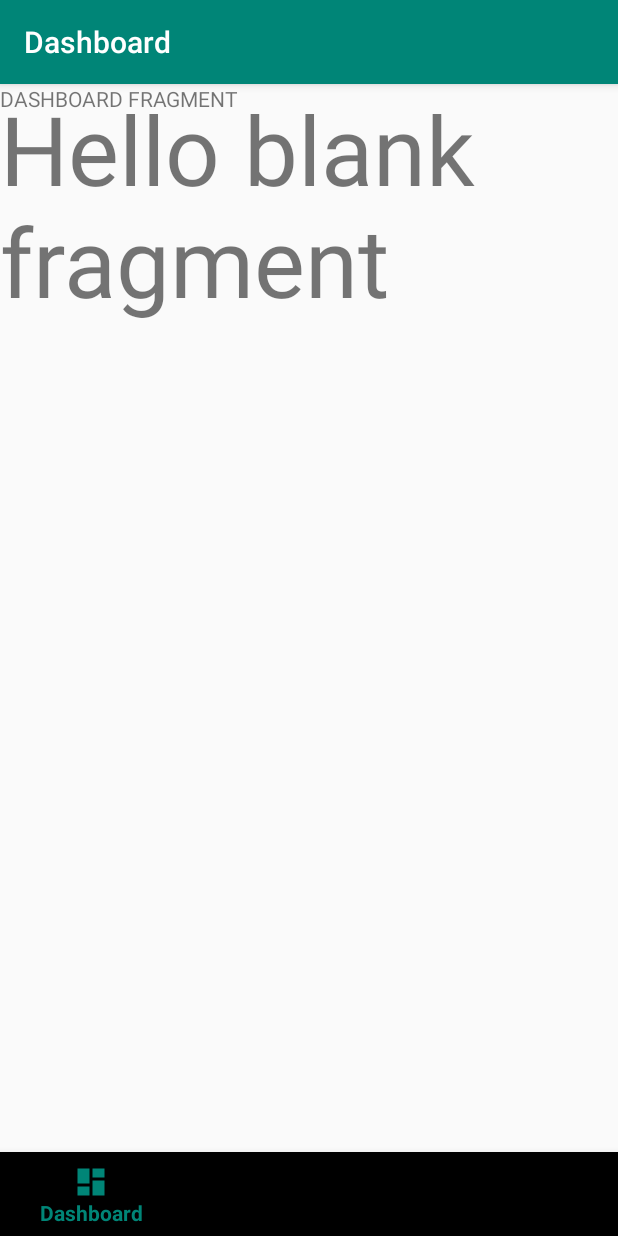
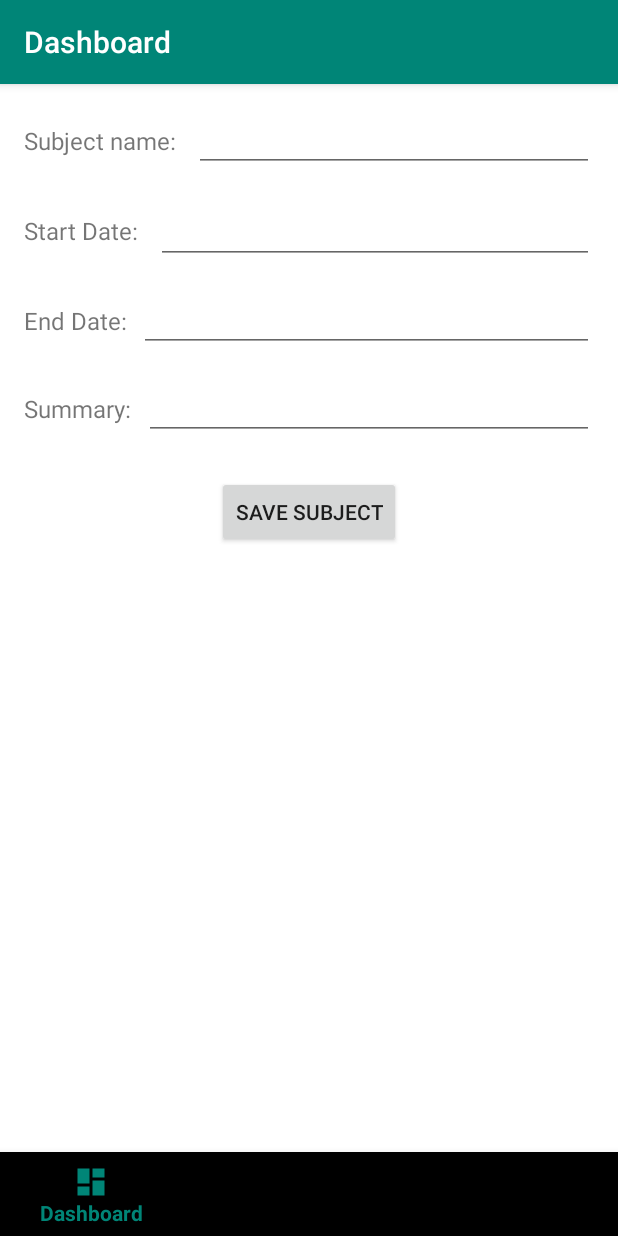
Before and after one commit to TheBaileyOne/FinalProject, an Android app: the fragment AddSubject placed in its activity, on a phone screen of 412 x 824 dp. Run offline under Robolectric (Android 15) with nearby library versions, the phone set to English and light mode, and no system bars; libraries missing offline, so code that uses them is left out: com.kizitonwose.calendarview; 5 statements that could not run were skipped.

Commit message:
add Subject fragment design

```diff
--- a/app/src/main/java/com/example/studentlifeapp/activities/SubjectDetails.kt
+++ b/app/src/main/java/com/example/studentlifeapp/activities/SubjectDetails.kt
@@ -89,7 +89,6 @@ class SubjectDetails : AppCompatActivity(),AddEvent.OnEventSavedListener {
             setHasFixedSize(true)
             layoutManager = viewManager
             adapter = viewAdapter
-
         }
         recyclerView.addItemDecoration(DividerItemDecoration(this, RecyclerView.VERTICAL))
         viewAdapter.notifyDataSetChanged()
@@ -103,7 +102,6 @@ class SubjectDetails : AppCompatActivity(),AddEvent.OnEventSavedListener {
             fragmentTransaction.add(R.id.subject_detail_fragment, fragment)
             fragmentTransaction.addToBackStack(null)
             fragmentTransaction.commit()
-
 
         }
 
--- a/app/src/main/res/layout/fragment_add_event.xml
+++ b/app/src/main/res/layout/fragment_add_event.xml
@@ -2,7 +2,6 @@
 <androidx.constraintlayout.widget.ConstraintLayout
     xmlns:android="http://schemas.android.com/apk/res/android"
     xmlns:app="http://schemas.android.com/apk/res-auto"
-    xmlns:tools="http://schemas.android.com/tools"
     android:layout_height="match_parent"
     android:layout_width="match_parent"
     android:background="@color/cardview_light_background"
--- a/app/src/main/res/layout/fragment_add_subject.xml
+++ b/app/src/main/res/layout/fragment_add_subject.xml
@@ -1,15 +1,117 @@
 <?xml version="1.0" encoding="utf-8"?>
-<FrameLayout xmlns:android="http://schemas.android.com/apk/res/android"
+<androidx.constraintlayout.widget.ConstraintLayout
+    xmlns:android="http://schemas.android.com/apk/res/android"
+    xmlns:app="http://schemas.android.com/apk/res-auto"
     xmlns:tools="http://schemas.android.com/tools"
     android:layout_width="match_parent"
     android:layout_height="match_parent"
-    tools:context=".fragments.AddSubject">
+    android:background="@color/cardview_light_background">
 
-    <!-- TODO: Update blank fragment layout -->
     <TextView
-        android:layout_width="match_parent"
-        android:layout_height="match_parent"
-        android:text="@string/hello_blank_fragment"
-        android:textSize="64sp"/>
+        android:id="@+id/textView9"
+        android:layout_width="wrap_content"
+        android:layout_height="wrap_content"
+        android:layout_marginStart="16dp"
+        android:textSize="16sp"
+        android:text="Subject name: "
+        app:layout_constraintBottom_toBottomOf="@+id/add_subject_name"
+        app:layout_constraintStart_toStartOf="parent"
+        app:layout_constraintTop_toTopOf="@+id/add_subject_name" />
 
-</FrameLayout>
+    <EditText
+        android:id="@+id/add_subject_name"
+        android:layout_width="0dp"
+        android:layout_height="wrap_content"
+        android:layout_marginStart="8dp"
+        android:layout_marginTop="16dp"
+        android:layout_marginEnd="16dp"
+        android:inputType="textPersonName"
+        android:textSize="16sp"
+        app:layout_constraintEnd_toEndOf="parent"
+        app:layout_constraintStart_toEndOf="@+id/textView9"
+        app:layout_constraintTop_toTopOf="parent"/>
+
+    <TextView
+        android:id="@+id/textView10"
+        android:layout_width="wrap_content"
+        android:layout_height="wrap_content"
+        android:layout_marginStart="16dp"
+        android:text="Start Date: "
+        android:textSize="16dp"
+        app:layout_constraintBottom_toBottomOf="@+id/add_subject_start"
+        app:layout_constraintStart_toStartOf="parent"
+        app:layout_constraintTop_toTopOf="@+id/add_subject_start" />
+
+    <EditText
+        android:id="@+id/add_subject_start"
+        android:layout_width="0dp"
+        android:layout_height="wrap_content"
+        android:layout_marginStart="8dp"
+        android:layout_marginTop="16dp"
+        android:layout_marginEnd="16dp"
+        app:layout_constraintEnd_toEndOf="parent"
+        app:layout_constraintStart_toEndOf="@+id/textView10"
+        app:layout_constraintTop_toBottomOf="@+id/add_subject_name" />
+
+    <TextView
+        android:id="@+id/textView11"
+        android:layout_width="wrap_content"
+        android:layout_height="wrap_content"
+        android:layout_marginStart="16dp"
+        android:textSize="16sp"
+        android:text="End Date:"
+        app:layout_constraintBottom_toBottomOf="@+id/add_subject_end"
+        app:layout_constraintStart_toStartOf="parent"
+        app:layout_constraintTop_toTopOf="@+id/add_subject_end" />
+
+    <EditText
+        android:id="@+id/add_subject_end"
+        android:layout_width="0dp"
+        android:layout_height="wrap_content"
+        android:layout_marginStart="8dp"
+        android:layout_marginTop="16dp"
+        android:layout_marginEnd="16dp"
+        android:textSize="16sp"
+        android:inputType="date"
+        app:layout_constraintEnd_toEndOf="parent"
+        app:layout_constraintStart_toEndOf="@+id/textView11"
+        app:layout_constraintTop_toBottomOf="@+id/add_subject_start" />
+
+    <TextView
+        android:id="@+id/textView12"
+        android:layout_width="wrap_content"
+        android:layout_height="wrap_content"
+        android:layout_marginStart="16dp"
+        android:text="Summary:"
+        android:textSize="16sp"
+        app:layout_constraintBottom_toBottomOf="@+id/add_subject_summary"
+        app:layout_constraintStart_toStartOf="parent"
+        app:layout_constraintTop_toTopOf="@+id/add_subject_summary" />
+
+    <EditText
+        android:id="@+id/add_subject_summary"
+        android:layout_width="0dp"
+        android:layout_height="wrap_content"
+        android:layout_marginStart="8dp"
+        android:layout_marginTop="16dp"
+        android:layout_marginEnd="16dp"
+        android:gravity="start|top"
+        android:inputType="textMultiLine"
+        android:maxLines="7"
+        android:textSize="16sp"
+        app:layout_constraintEnd_toEndOf="parent"
+        app:layout_constraintStart_toEndOf="@+id/textView12"
+        app:layout_constraintTop_toBottomOf="@+id/add_subject_end" />
+
+    <Button
+        android:id="@+id/button_save_subject"
+        android:layout_width="wrap_content"
+        android:layout_height="wrap_content"
+        android:layout_marginTop="24dp"
+        android:text="Save Subject"
+        app:layout_constraintEnd_toEndOf="parent"
+        app:layout_constraintStart_toStartOf="parent"
+        app:layout_constraintTop_toBottomOf="@+id/add_subject_summary" />
+
+
+</androidx.constraintlayout.widget.ConstraintLayout>
```
Also changed, not shown: app/src/main/java/com/example/studentlifeapp/fragments/AddEvent.kt (+0 -12 lines).
